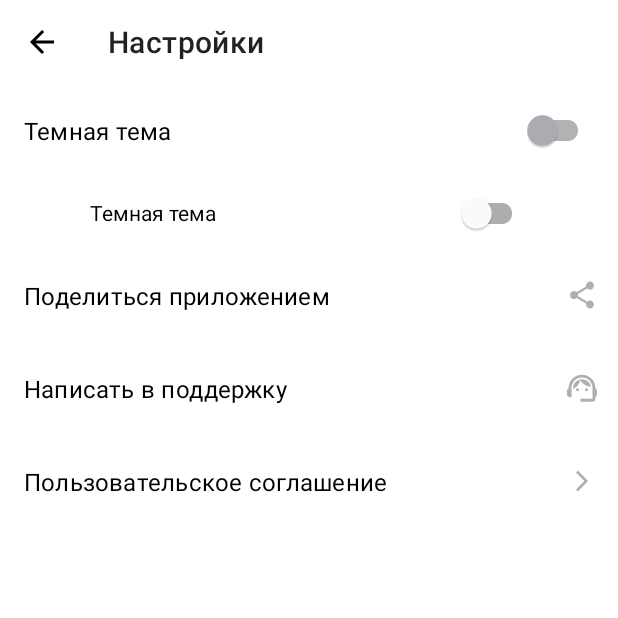
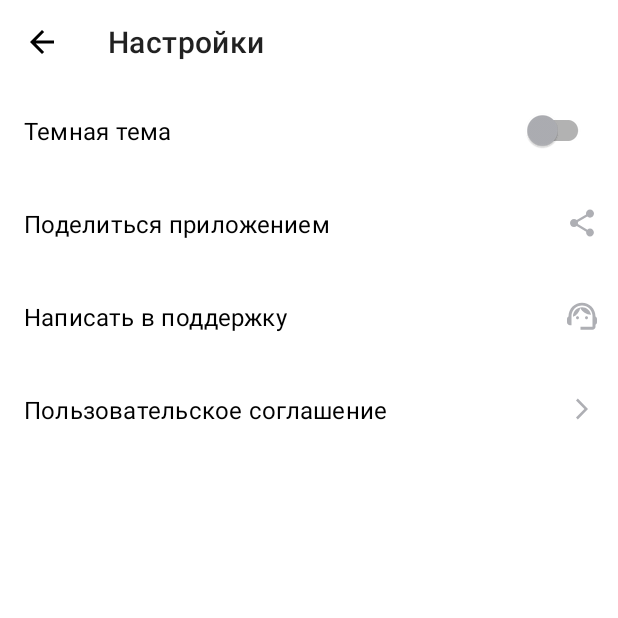
Before and after one commit to smirnovadev/PlaylistMaker, an Android app: the SettingsActivity screen opened directly, with no data from a screen before it, on a phone screen of 412 x 824 dp, the top half of it. Run offline under Robolectric (Android 15) with nearby library versions, the phone set to English and light mode, and no system bars.

Commit message:
Удалила старую разметку из кода

```diff
--- a/app/src/main/res/layout/activity_settings.xml
+++ b/app/src/main/res/layout/activity_settings.xml
@@ -21,13 +21,6 @@
         android:layout_gravity="end|center_vertical"
         android:text="@string/dark_theme"
         app:thumbTint="?attr/colorOnSecondary" />
-    <com.google.android.material.switchmaterial.SwitchMaterial
-        android:id="@+id/themeSwitcher"
-        android:text="@string/dark_theme"
-        android:layout_marginHorizontal="60dp"
-        android:layout_gravity="start"
-        android:layout_width="match_parent"
-        android:layout_height="wrap_content"/>
 
     <FrameLayout
         android:layout_width="match_parent"
```
